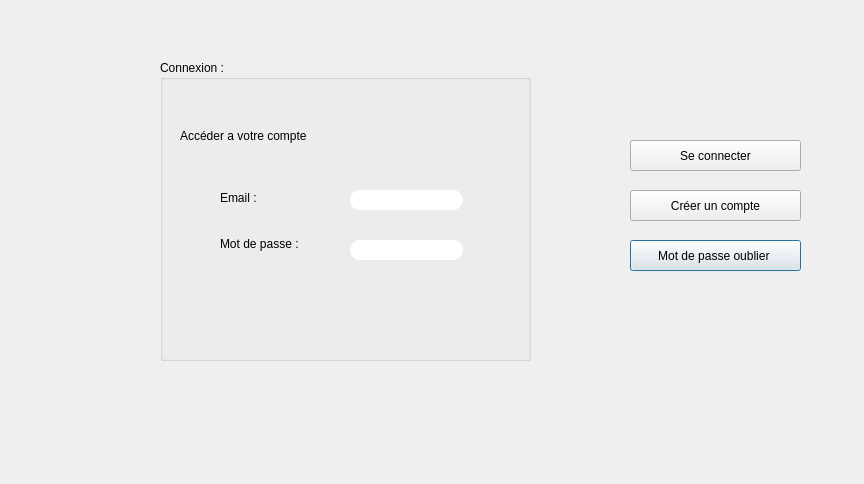
Kayamii/projetcpp, file login.ui: the form before one commit.
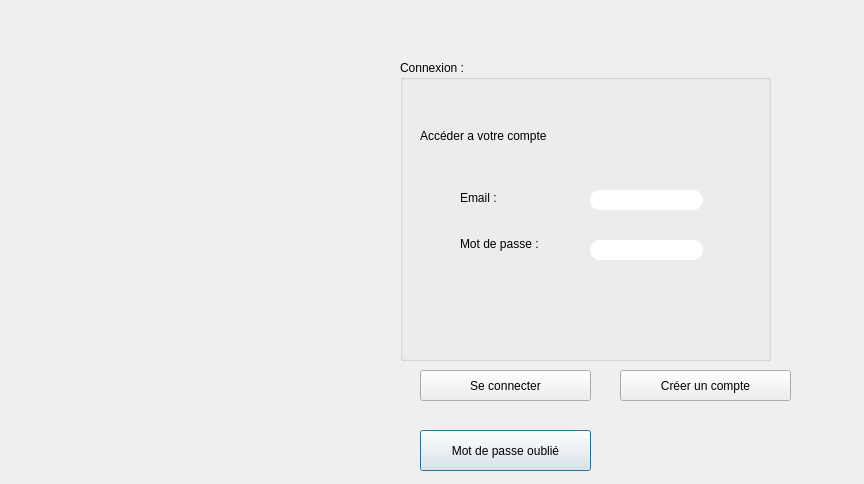
The form after the commit.

Patch:
```diff
--- a/login.ui
+++ b/login.ui
@@ -16,10 +16,10 @@
   <widget class="QPushButton" name="pushButton_3">
    <property name="geometry">
     <rect>
-     <x>630</x>
-     <y>240</y>
+     <x>420</x>
+     <y>430</y>
      <width>171</width>
-     <height>31</height>
+     <height>41</height>
     </rect>
    </property>
    <property name="styleSheet">
@@ -48,14 +48,14 @@
 QPushButton:pressed</string>
    </property>
    <property name="text">
-    <string>Mot de passe oublier </string>
+    <string>Mot de passe oublié</string>
    </property>
   </widget>
   <widget class="QPushButton" name="pushButton_2">
    <property name="geometry">
     <rect>
-     <x>630</x>
-     <y>190</y>
+     <x>620</x>
+     <y>370</y>
      <width>171</width>
      <height>31</height>
     </rect>
@@ -92,7 +92,7 @@
   <widget class="QGroupBox" name="groupBox">
    <property name="geometry">
     <rect>
-     <x>160</x>
+     <x>400</x>
      <y>60</y>
      <width>371</width>
      <height>301</height>
@@ -109,7 +109,7 @@
      <rect>
       <x>20</x>
       <y>60</y>
-      <width>201</width>
+      <width>251</width>
       <height>31</height>
      </rect>
     </property>
@@ -179,13 +179,16 @@
      <string notr="true">border-radius: 10px;
 background-color: rgb(255, 255, 255);</string>
     </property>
+    <property name="echoMode">
+     <enum>QLineEdit::Password</enum>
+    </property>
    </widget>
   </widget>
   <widget class="QPushButton" name="pushButton">
    <property name="geometry">
     <rect>
-     <x>630</x>
-     <y>140</y>
+     <x>420</x>
+     <y>370</y>
      <width>171</width>
      <height>31</height>
     </rect>
@@ -219,6 +222,24 @@
     <string>Se connecter</string>
    </property>
   </widget>
+  <widget class="QLabel" name="back">
+   <property name="geometry">
+    <rect>
+     <x>10</x>
+     <y>0</y>
+     <width>891</width>
+     <height>491</height>
+    </rect>
+   </property>
+   <property name="text">
+    <string/>
+   </property>
+  </widget>
+  <zorder>back</zorder>
+  <zorder>pushButton_3</zorder>
+  <zorder>pushButton_2</zorder>
+  <zorder>groupBox</zorder>
+  <zorder>pushButton</zorder>
  </widget>
  <resources/>
  <connections/>
```
